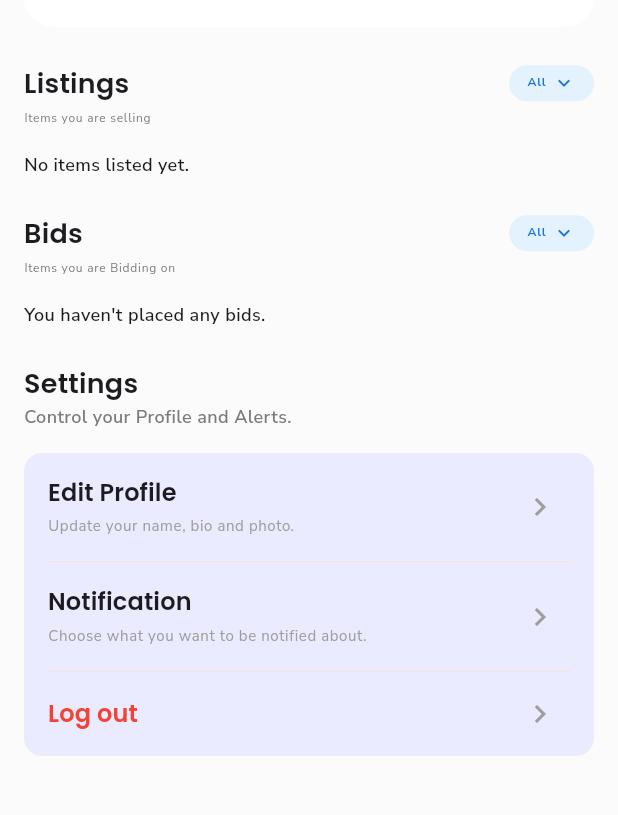
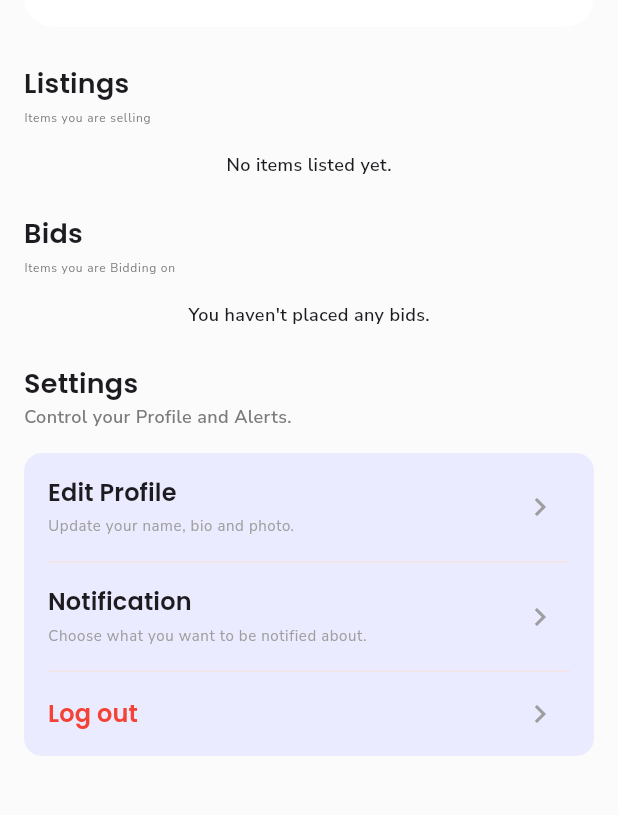
Before and after one commit to Domincee/Baylora, a Flutter app: the ProfileScreen screen opened directly, on a phone screen of 412 x 824 dp, the part 165-980 px from its top. Run offline on Flutter 3.47's test engine with Material 3 defaults, Android fonts, the phone set to English and light mode, and no system bars; our stand-ins replace flutter_dotenv, flutter_easyloading, flutter_riverpod, flutter_svg, image_picker, supabase_flutter; accounts and stored records are empty; network calls fail; project files that could hold a hidden picture were left out.

Commit message:
Fixed Profile Listings Showing 'Active' for Expired Items

```diff
--- a/lib/core/widgets/text/section_header.dart
+++ b/lib/core/widgets/text/section_header.dart
@@ -5,11 +5,15 @@ import 'package:baylora_prjct/core/theme/app_colors.dart';
 class SectionHeader extends StatelessWidget {
   final String title;
   final String subTitle;
+  final VoidCallback? onSeeAll;
+  final bool showSeeAll;
 
   const SectionHeader({
     super.key,
     required this.title,
     required this.subTitle,
+    this.onSeeAll,
+    this.showSeeAll = false,
   });
 
   @override
@@ -24,7 +28,10 @@ class SectionHeader extends StatelessWidget {
               title,
               style: Theme.of(context).textTheme.titleMedium,
             ),
-            Container(
+            if (showSeeAll)
+              GestureDetector(
+                onTap: onSeeAll,
+                child: Container(
                   padding: const EdgeInsets.symmetric(
                     horizontal: AppValues.spacingS,
                     vertical: 4,
@@ -36,7 +43,7 @@ class SectionHeader extends StatelessWidget {
                   child: Row(
                     children: [
                       Text(
-                    "All",
+                        "See All",
                         style: Theme.of(context).textTheme.labelSmall?.copyWith(
                           color: AppColors.blueText,
                           fontWeight: FontWeight.bold,
@@ -44,11 +51,12 @@ class SectionHeader extends StatelessWidget {
                       ),
                       const SizedBox(width: 4),
                       Icon(
-                    Icons.keyboard_arrow_down,
+                        Icons.arrow_forward_ios,
                         color: AppColors.blueText,
-                    size: 16,
+                        size: 12,
                       ),
                     ],
+                  ),
                 ),
               ),
           ],
--- a/lib/feature/home/util/item_filter_util.dart
+++ b/lib/feature/home/util/item_filter_util.dart
@@ -10,12 +10,15 @@ class ItemFilterUtil {
         .from('items')
         .select('*, profiles:owner_id(username, avatar_url, rating, total_trades)');
 
+    // Global filter: Hide items that have ended
+    query = query.gt('end_time', DateTime.now().toIso8601String());
+
     switch (filter) {
       case 'Ending':
         // Shows items ending soonest (ignoring ones that already ended)
         return query
             .not('end_time', 'is', null)
-            .gt('end_time', DateTime.now().toIso8601String())
+            // .gt check is already applied globally above
             .order('end_time', ascending: true)
             .asStream();
 
--- a/lib/feature/profile/profile_screen.dart
+++ b/lib/feature/profile/profile_screen.dart
@@ -7,6 +7,8 @@ import 'package:baylora_prjct/feature/home/provider/home_provider.dart';
 import 'package:baylora_prjct/feature/profile/constant/profile_strings.dart';
 import 'package:baylora_prjct/feature/profile/domain/user_profile.dart';
 import 'package:baylora_prjct/feature/profile/provider/profile_provider.dart';
+import 'package:baylora_prjct/feature/profile/screens/my_bids_screen.dart';
+import 'package:baylora_prjct/feature/profile/screens/my_listings_screen.dart';
 import 'package:baylora_prjct/feature/profile/widgets/bid_card.dart';
 import 'package:baylora_prjct/feature/profile/widgets/edit_profile_dialog.dart';
 import 'package:baylora_prjct/feature/profile/widgets/listing_card.dart';
@@ -57,21 +59,11 @@ class ProfileScreen extends ConsumerWidget {
               ),
               AppValues.gapL,
 
-              const SectionHeader(
-                title: ProfileStrings.listingsTitle,
-                subTitle: ProfileStrings.listingsSubtitle,
-              ),
-              AppValues.gapM,
-              const _ListingsList(),
+              const _ListingsSection(),
 
               AppValues.gapL,
 
-              const SectionHeader(
-                title: ProfileStrings.bidsTitle,
-                subTitle: ProfileStrings.bidsSubtitle,
-              ),
-              AppValues.gapM,
-              const _BidsList(),
+              const _BidsSection(),
 
               AppValues.gapL,
 
@@ -120,8 +112,8 @@ class ProfileScreen extends ConsumerWidget {
   }
 }
 
-class _ListingsList extends ConsumerWidget {
-  const _ListingsList();
+class _ListingsSection extends ConsumerWidget {
+  const _ListingsSection();
 
   @override
   Widget build(BuildContext context, WidgetRef ref) {
@@ -129,16 +121,46 @@ class _ListingsList extends ConsumerWidget {
 
     return listingsAsync.when(
       data: (listings) {
-        if (listings.isEmpty) return const Text(ProfileStrings.noListings);
-        return ListView.separated(
+        final showSeeAll = listings.length > 3;
+        final displayList = showSeeAll ? listings.take(3).toList() : listings;
+
+        return Column(
+          children: [
+            SectionHeader(
+              title: ProfileStrings.listingsTitle,
+              subTitle: ProfileStrings.listingsSubtitle,
+              showSeeAll: showSeeAll,
+              onSeeAll: () {
+                Navigator.push(
+                  context,
+                  MaterialPageRoute(builder: (context) => const MyListingsScreen()),
+                );
+              },
+            ),
+            AppValues.gapM,
+            if (displayList.isEmpty)
+              const Text(ProfileStrings.noListings)
+            else
+              ListView.separated(
                 shrinkWrap: true,
                 physics: const NeverScrollableScrollPhysics(),
-          itemCount: listings.length,
+                itemCount: displayList.length,
                 separatorBuilder: (context, index) => AppValues.gapM,
                 itemBuilder: (context, index) {
-            final item = listings[index];
+                  final item = displayList[index];
                   final images = item['images'] as List?;
                   final tags = item['tags'] != null ? List<String>.from(item['tags']) : <String>[];
+
+                  // Logic to determine display status
+                  String displayStatus = item['status'] ?? 'Active';
+                  if (item['end_time'] != null) {
+                    try {
+                      final endTime = DateTime.parse(item['end_time']);
+                      if (DateTime.now().isAfter(endTime)) {
+                        displayStatus = 'Ended';
+                      }
+                    } catch (_) {}
+                  }
 
                   return ListingCard(
                     title: item['title'] ?? 'Untitled',
@@ -147,20 +169,29 @@ class _ListingsList extends ConsumerWidget {
                     tags: tags,
                     offers: "${item['offer_count'] ?? 0} Offers",
                     postedTime: ProfileStrings.recently,
-              status: item['status'] ?? 'Active',
+                    status: displayStatus,
                     imageUrl: (images != null && images.isNotEmpty) ? images[0] : null,
                   );
                 },
+              ),
+          ],
         );
       },
-      loading: () => const LinearProgressIndicator(),
+      loading: () => const Column(
+        crossAxisAlignment: CrossAxisAlignment.start,
+        children: [
+          SectionHeader(title: ProfileStrings.listingsTitle, subTitle: ProfileStrings.listingsSubtitle),
+          AppValues.gapM,
+          LinearProgressIndicator(),
+        ],
+      ),
       error: (err, stack) => Text("${AppStrings.error}: $err"),
     );
   }
 }
 
-class _BidsList extends ConsumerWidget {
-  const _BidsList();
+class _BidsSection extends ConsumerWidget {
+  const _BidsSection();
 
   @override
   Widget build(BuildContext context, WidgetRef ref) {
@@ -168,17 +199,33 @@ class _BidsList extends ConsumerWidget {
 
     return bidsAsync.when(
       data: (bids) {
-        if (bids.isEmpty) return const Text(ProfileStrings.noBids);
+        final showSeeAll = bids.length > 3;
+        final displayList = showSeeAll ? bids.take(3).toList() : bids;
 
-        return ListView.separated(
+        return Column(
+          children: [
+            SectionHeader(
+              title: ProfileStrings.bidsTitle,
+              subTitle: ProfileStrings.bidsSubtitle,
+              showSeeAll: showSeeAll,
+              onSeeAll: () {
+                Navigator.push(
+                  context,
+                  MaterialPageRoute(builder: (context) => const MyBidsScreen()),
+                );
+              },
+            ),
+            AppValues.gapM,
+            if (displayList.isEmpty)
+              const Text(ProfileStrings.noBids)
+            else
+              ListView.separated(
                 shrinkWrap: true,
                 physics: const NeverScrollableScrollPhysics(),
-          itemCount: bids.length,
+                itemCount: displayList.length,
                 separatorBuilder: (context, index) => AppValues.gapM,
                 itemBuilder: (context, index) {
-            final bid = bids[index];
-
-            // ✅ FIX: Safe casting for nested 'items' object
+                  final bid = displayList[index];
                   final item = bid['items'] as Map<String, dynamic>?;
 
                   if (item == null) return const SizedBox.shrink();
@@ -196,9 +243,18 @@ class _BidsList extends ConsumerWidget {
                     imageUrl: (images != null && images.isNotEmpty) ? images[0] : null,
                   );
                 },
+              ),
+          ],
         );
       },
-      loading: () => const LinearProgressIndicator(),
+      loading: () => const Column(
+        crossAxisAlignment: CrossAxisAlignment.start,
+        children: [
+           SectionHeader(title: ProfileStrings.bidsTitle, subTitle: ProfileStrings.bidsSubtitle),
+           AppValues.gapM,
+           LinearProgressIndicator(),
+        ],
+      ),
       error: (err, stack) => Text("${AppStrings.error}: $err"),
     );
   }
```
Also changed, not shown: lib/feature/home/provider/home_provider.dart (+8 -2 lines), lib/feature/profile/screens/my_bids_screen.dart (added, +66 -0 lines), lib/feature/profile/screens/my_listings_screen.dart (added, +73 -0 lines), lib/feature/profile/widgets/listing_card.dart (+17 -4 lines). Lines whose indentation alone changed are shown as unchanged.
